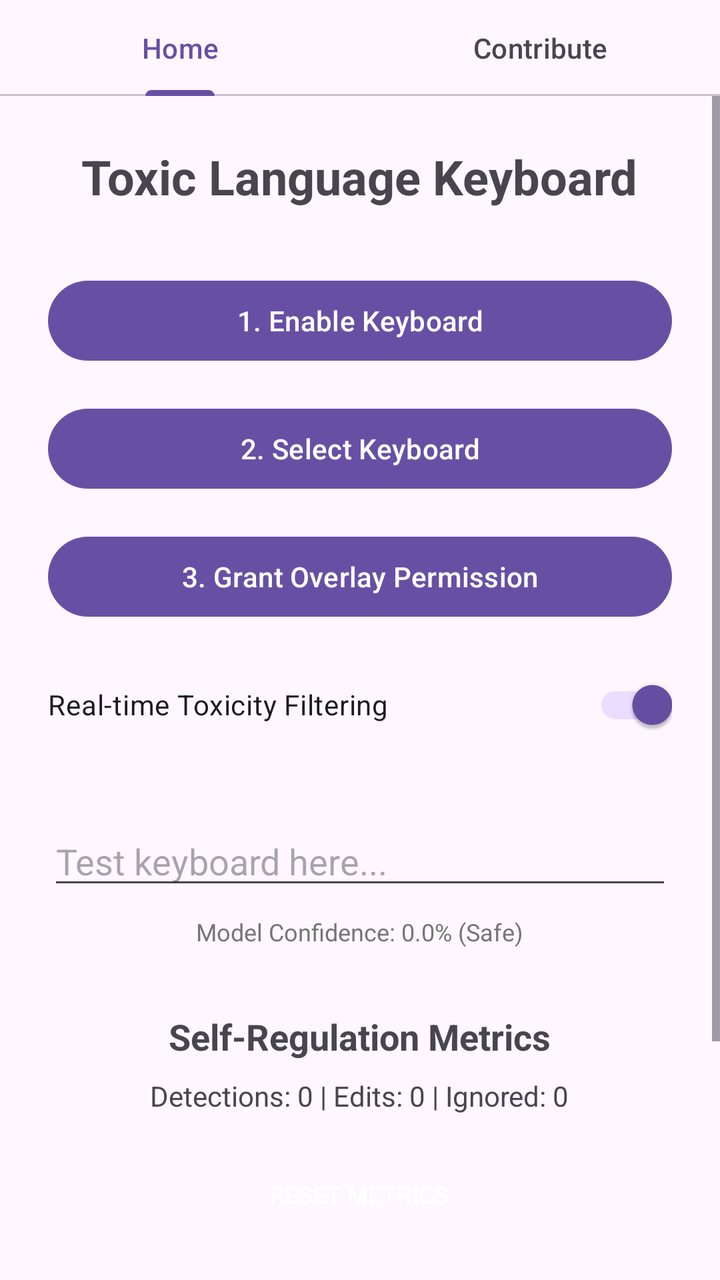
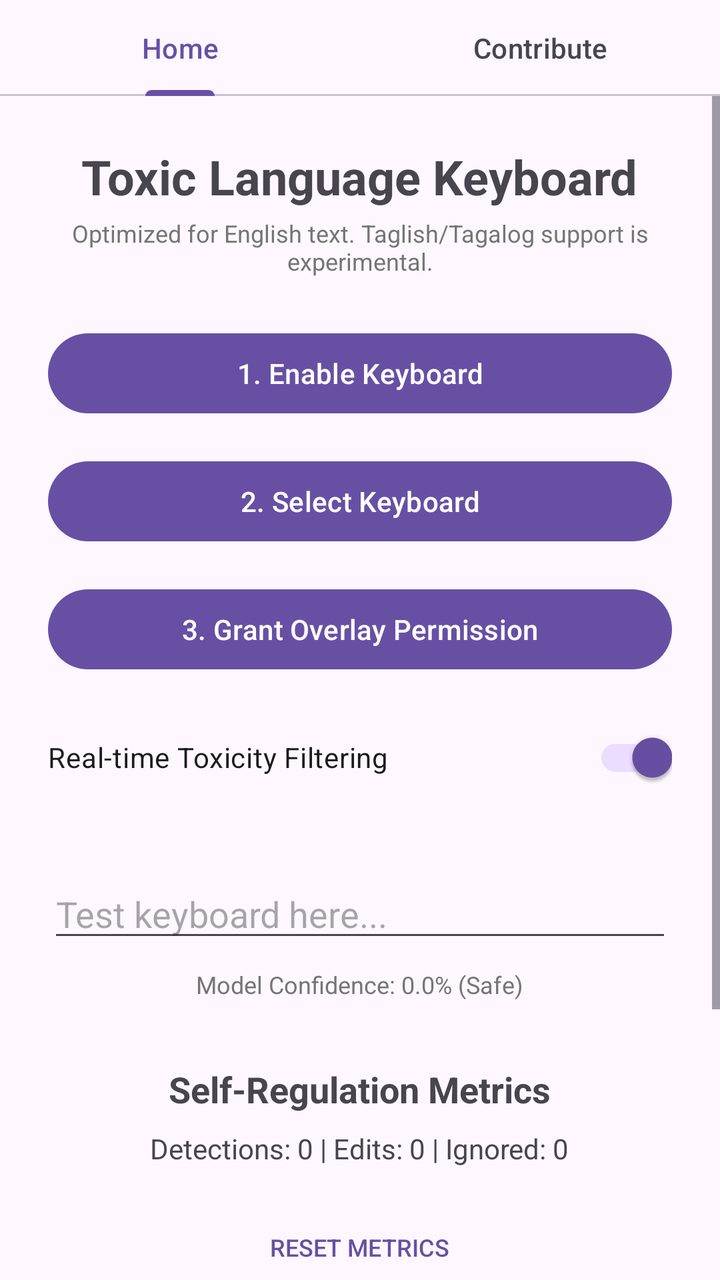

Compare the two renders of this Android layout. The source of the first and the diff that turns it into the second are given below.
<!-- AndroidManifest.xml: application theme Theme.ToxicLanguageKeyboard -->
<!-- res/layout/activity_main.xml -->
<?xml version="1.0" encoding="utf-8"?>
<LinearLayout xmlns:android="http://schemas.android.com/apk/res/android"
    xmlns:app="http://schemas.android.com/apk/res-auto"
    android:layout_width="match_parent"
    android:layout_height="match_parent"
    android:orientation="vertical"
    android:fitsSystemWindows="true">

    <com.google.android.material.tabs.TabLayout
        android:id="@+id/tab_layout"
        android:layout_width="match_parent"
        android:layout_height="wrap_content"
        app:tabMode="fixed"
        app:tabGravity="fill">
        <com.google.android.material.tabs.TabItem
            android:layout_width="wrap_content"
            android:layout_height="wrap_content"
            android:text="@string/tab_settings" />
        <com.google.android.material.tabs.TabItem
            android:layout_width="wrap_content"
            android:layout_height="wrap_content"
            android:text="@string/tab_contribute" />
    </com.google.android.material.tabs.TabLayout>

    <FrameLayout
        android:layout_width="match_parent"
        android:layout_height="match_parent">

        
        <ScrollView
            android:id="@+id/view_settings"
            android:layout_width="match_parent"
            android:layout_height="match_parent"
            android:visibility="visible">

            <LinearLayout
                android:layout_width="match_parent"
                android:layout_height="wrap_content"
                android:orientation="vertical"
                android:padding="24dp"
                android:gravity="center">

                <TextView
                    android:layout_width="wrap_content"
                    android:layout_height="wrap_content"
                    android:text="@string/app_name"
                    android:textSize="24sp"
                    android:textStyle="bold"
                    android:layout_marginBottom="32dp"/>

                <Button
                    android:id="@+id/btn_enable_keyboard"
                    android:layout_width="match_parent"
                    android:layout_height="wrap_content"
                    android:text="@string/btn_enable_keyboard"
                    android:layout_marginBottom="16dp"/>

                <Button
                    android:id="@+id/btn_select_keyboard"
                    android:layout_width="match_parent"
                    android:layout_height="wrap_content"
                    android:text="@string/btn_select_keyboard"
                    android:layout_marginBottom="16dp"/>

                <Button
                    android:id="@+id/btn_overlay_permission"
                    android:layout_width="match_parent"
                    android:layout_height="wrap_content"
                    android:text="@string/btn_overlay_permission"
                    android:layout_marginBottom="16dp" />

                <com.google.android.material.switchmaterial.SwitchMaterial
                    android:id="@+id/switch_filtering"
                    android:layout_width="match_parent"
                    android:layout_height="wrap_content"
                    android:text="@string/switch_filtering_label"
                    android:layout_marginBottom="32dp"
                    android:checked="true" />

                <EditText
                    android:id="@+id/et_test"
                    android:layout_width="match_parent"
                    android:layout_height="wrap_content"
                    android:hint="Test keyboard here..."
                    android:inputType="textLongMessage"
                    android:layout_marginBottom="8dp" />

                <TextView
                    android:id="@+id/tv_toxicity_preview"
                    android:layout_width="wrap_content"
                    android:layout_height="wrap_content"
                    android:text="Model Confidence: 0.0% (Safe)"
                    android:textSize="12sp"
                    android:textColor="#757575"
                    android:layout_marginBottom="32dp" />

                <TextView
                    android:layout_width="wrap_content"
                    android:layout_height="wrap_content"
                    android:text="@string/stats_title"
                    android:textSize="18sp"
                    android:textStyle="bold"
                    android:layout_marginBottom="8dp" />

                <TextView
                    android:id="@+id/tv_stats"
                    android:layout_width="wrap_content"
                    android:layout_height="wrap_content"
                    android:text="Detections: 0 | Edits: 0 | Ignored: 0"
                    android:textSize="14sp"
                    android:layout_marginBottom="16dp" />

                <Button
                    android:id="@+id/btn_reset_stats"
                    style="?android:attr/borderlessButtonStyle"
                    android:layout_width="wrap_content"
                    android:layout_height="wrap_content"
                    android:text="@string/btn_reset_metrics"
                    android:textSize="12sp" />

                <Button
                    android:id="@+id/btn_export_metrics"
                    style="?android:attr/borderlessButtonStyle"
                    android:layout_width="wrap_content"
                    android:layout_height="wrap_content"
                    android:text="@string/btn_export_metrics"
                    android:textSize="12sp" />

                <Button
                    android:id="@+id/btn_clear_dictionary"
                    style="?android:attr/borderlessButtonStyle"
                    android:layout_width="wrap_content"
                    android:layout_height="wrap_content"
                    android:text="@string/btn_clear_dictionary"
                    android:textSize="12sp" />

                <Button
                    android:id="@+id/btn_privacy_info"
                    style="?android:attr/borderlessButtonStyle"
                    android:layout_width="wrap_content"
                    android:layout_height="wrap_content"
                    android:text="@string/btn_privacy_info"
                    android:textSize="12sp"
                    android:textColor="?attr/colorPrimary" />

            </LinearLayout>
        </ScrollView>

        
        <LinearLayout
            android:id="@+id/view_contribute"
            android:layout_width="match_parent"
            android:layout_height="match_parent"
            android:orientation="vertical"
            android:padding="24dp"
            android:gravity="center"
            android:visibility="gone">

            <TextView
                android:layout_width="wrap_content"
                android:layout_height="wrap_content"
                android:text="Help Improve the Model"
                android:textSize="20sp"
                android:textStyle="bold"
                android:layout_marginBottom="16dp" />

            <TextView
                android:id="@+id/tv_feedback_stats"
                android:layout_width="match_parent"
                android:layout_height="wrap_content"
                android:text="New Toxic Words: 0\nFalse Positives: 0"
                android:textSize="16sp"
                android:gravity="center"
                android:layout_marginBottom="32dp" />

            <Button
                android:id="@+id/btn_upload_feedback"
                android:layout_width="match_parent"
                android:layout_height="wrap_content"
                android:text="@string/btn_upload"
                android:backgroundTint="#2196F3"
                android:textColor="#FFFFFF" />

            <TextView
                android:layout_width="match_parent"
                android:layout_height="wrap_content"
                android:layout_marginTop="24dp"
                android:text="By uploading, you help us refine the local filtering model. No personal identifying information is sent."
                android:textSize="12sp"
                android:textColor="#757575"
                android:gravity="center" />

        </LinearLayout>
    </FrameLayout>
</LinearLayout>
<!-- resources referenced by this layout -->
<resources>
  <string name="app_name">Toxic Language Keyboard</string>
  <string name="btn_clear_dictionary">Clear Dictionary</string>
  <string name="btn_enable_keyboard">1. Enable Keyboard</string>
  <string name="btn_export_metrics">Export Research Report</string>
  <string name="btn_overlay_permission">3. Grant Overlay Permission</string>
  <string name="btn_privacy_info">Privacy &amp; Research Info</string>
  <string name="btn_reset_metrics">Reset Metrics</string>
  <string name="btn_select_keyboard">2. Select Keyboard</string>
  <string name="btn_upload">Upload Feedback</string>
  <string name="stats_title">Self-Regulation Metrics</string>
  <string name="switch_filtering_label">Real-time Toxicity Filtering</string>
  <string name="tab_contribute">Contribute</string>
  <string name="tab_settings">Home</string>
  <style name="Theme.ToxicLanguageKeyboard" parent="Base.Theme.ToxicLanguageKeyboard" />
  <style name="Base.Theme.ToxicLanguageKeyboard" parent="Theme.Material3.DayNight.NoActionBar">
          
          
      </style>
</resources>

<!-- the commit's change to res/layout/activity_main.xml (unified diff, before → after) -->
@@ -46,7 +46,16 @@
                     android:text="@string/app_name"
                     android:textSize="24sp"
                     android:textStyle="bold"
-                    android:layout_marginBottom="32dp"/>
+                    android:layout_marginBottom="4dp"/>
+
+                <TextView
+                    android:layout_width="wrap_content"
+                    android:layout_height="wrap_content"
+                    android:text="@string/language_disclaimer"
+                    android:textSize="12sp"
+                    android:textColor="#757575"
+                    android:layout_marginBottom="24dp"
+                    android:gravity="center" />
 
                 <Button
                     android:id="@+id/btn_enable_keyboard"
@@ -116,7 +125,8 @@
                     android:layout_width="wrap_content"
                     android:layout_height="wrap_content"
                     android:text="@string/btn_reset_metrics"
-                    android:textSize="12sp" />
+                    android:textSize="12sp"
+                    android:textColor="?attr/colorPrimary" />
 
                 <Button
                     android:id="@+id/btn_export_metrics"
@@ -124,7 +134,8 @@
                     android:layout_width="wrap_content"
                     android:layout_height="wrap_content"
                     android:text="@string/btn_export_metrics"
-                    android:textSize="12sp" />
+                    android:textSize="12sp"
+                    android:textColor="?attr/colorPrimary" />
 
                 <Button
                     android:id="@+id/btn_clear_dictionary"
@@ -132,7 +143,8 @@
                     android:layout_width="wrap_content"
                     android:layout_height="wrap_content"
                     android:text="@string/btn_clear_dictionary"
-                    android:textSize="12sp" />
+                    android:textSize="12sp"
+                    android:textColor="?attr/colorPrimary" />
 
                 <Button
                     android:id="@+id/btn_privacy_info"
@@ -171,7 +183,24 @@
                 android:text="New Toxic Words: 0\nFalse Positives: 0"
                 android:textSize="16sp"
                 android:gravity="center"
-                android:layout_marginBottom="32dp" />
+                android:layout_marginBottom="16dp" />
+
+            <TextView
+                android:layout_width="match_parent"
+                android:layout_height="wrap_content"
+                android:text="@string/label_queued_contributions"
+                android:textSize="14sp"
+                android:textStyle="bold"
+                android:layout_marginBottom="8dp" />
+
+            <ListView
+                android:id="@+id/lv_queued_data"
+                android:layout_width="match_parent"
+                android:layout_height="0dp"
+                android:layout_weight="1"
+                android:layout_marginBottom="16dp"
+                android:divider="@android:color/darker_gray"
+                android:dividerHeight="0.5dp" />
 
             <Button
                 android:id="@+id/btn_upload_feedback"
@@ -179,7 +208,8 @@
                 android:layout_height="wrap_content"
                 android:text="@string/btn_upload"
                 android:backgroundTint="#2196F3"
-                android:textColor="#FFFFFF" />
+                android:textColor="#FFFFFF"
+                android:layout_marginBottom="8dp" />
 
             <TextView
                 android:layout_width="match_parent"
<!-- resource entries referenced after the edit -->
@@ -9,6 +9,8 @@
   <string name="btn_reset_metrics">Reset Metrics</string>
   <string name="btn_select_keyboard">2. Select Keyboard</string>
   <string name="btn_upload">Upload Feedback</string>
+  <string name="label_queued_contributions">Queued Contributions:</string>
+  <string name="language_disclaimer">Optimized for English text. Taglish/Tagalog support is experimental.</string>
   <string name="stats_title">Self-Regulation Metrics</string>
   <string name="switch_filtering_label">Real-time Toxicity Filtering</string>
   <string name="tab_contribute">Contribute</string>
